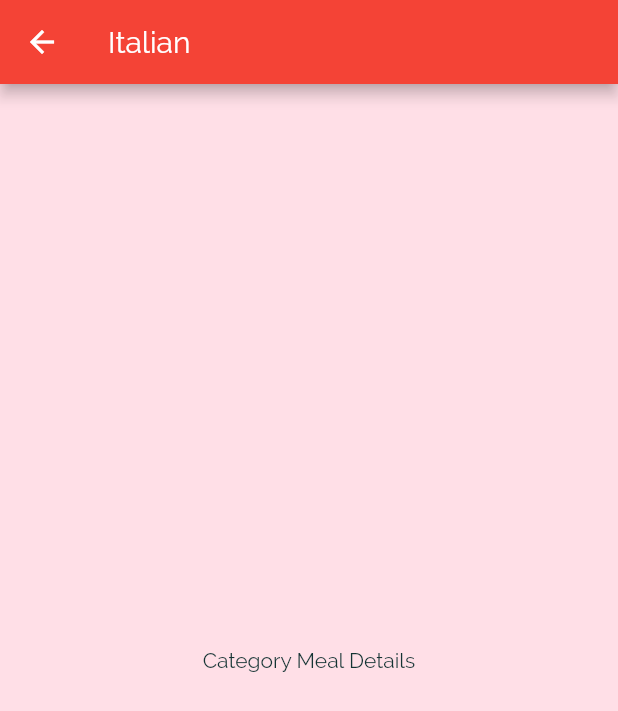
After one commit to kalpeshhpatel/meals_app, a Flutter app: the screen it shows after launch, after a tap on "Italian", on a phone screen of 412 x 824 dp. The commit adds this screen. Shown: the top 711 px of the screen. Run offline on Flutter 3.47's test engine with Material 2 defaults, Android fonts, the phone set to English and light mode, and no system bars.

Commit message:
Added Navigation to detail page with navogator

```diff
--- a/lib/screens/categoryItem.dart
+++ b/lib/screens/categoryItem.dart
@@ -1,4 +1,5 @@
 import 'package:flutter/material.dart';
+import 'package:meals_app/screens/categoryMeals.dart';
 import '../models/category.dart';
 
 class CategoryItem extends StatelessWidget {
@@ -8,7 +9,11 @@ class CategoryItem extends StatelessWidget {
 
   @override
   Widget build(BuildContext context) {
-    return Container(
+    return InkWell(
+      splashColor: Theme.of(context).primaryColor,
+      borderRadius: BorderRadius.circular(15),
+      onTap: () => _selectCategory(context),
+      child: Container(
         padding: EdgeInsets.all(15),
         child: Text(
           _categoryItem.title,
@@ -20,6 +25,13 @@ class CategoryItem extends StatelessWidget {
               _categoryItem.color,
             ], begin: Alignment.topCenter, end: Alignment.bottomCenter),
             borderRadius: BorderRadius.circular(15)),
+      ),
     );
   }
+
+  void _selectCategory(BuildContext context) {
+    Navigator.of(context).push(MaterialPageRoute(builder: (_) {
+      return CategoryMeals(_categoryItem);
+    }));
   }
+}
--- /dev/null
+++ b/lib/screens/categoryMeals.dart
@@ -0,0 +1,20 @@
+import 'package:flutter/material.dart';
+import '../models/category.dart';
+
+class CategoryMeals extends StatelessWidget {
+  final Category _category;
+
+  const CategoryMeals(this._category);
+
+  @override
+  Widget build(BuildContext context) {
+    return Scaffold(
+      appBar: AppBar(
+        title: Text(_category.title),
+      ),
+      body: Center(
+        child: Text('Category Meal Details'),
+      ),
+    );
+  }
+}
```
Lines whose indentation alone changed are shown as unchanged.
